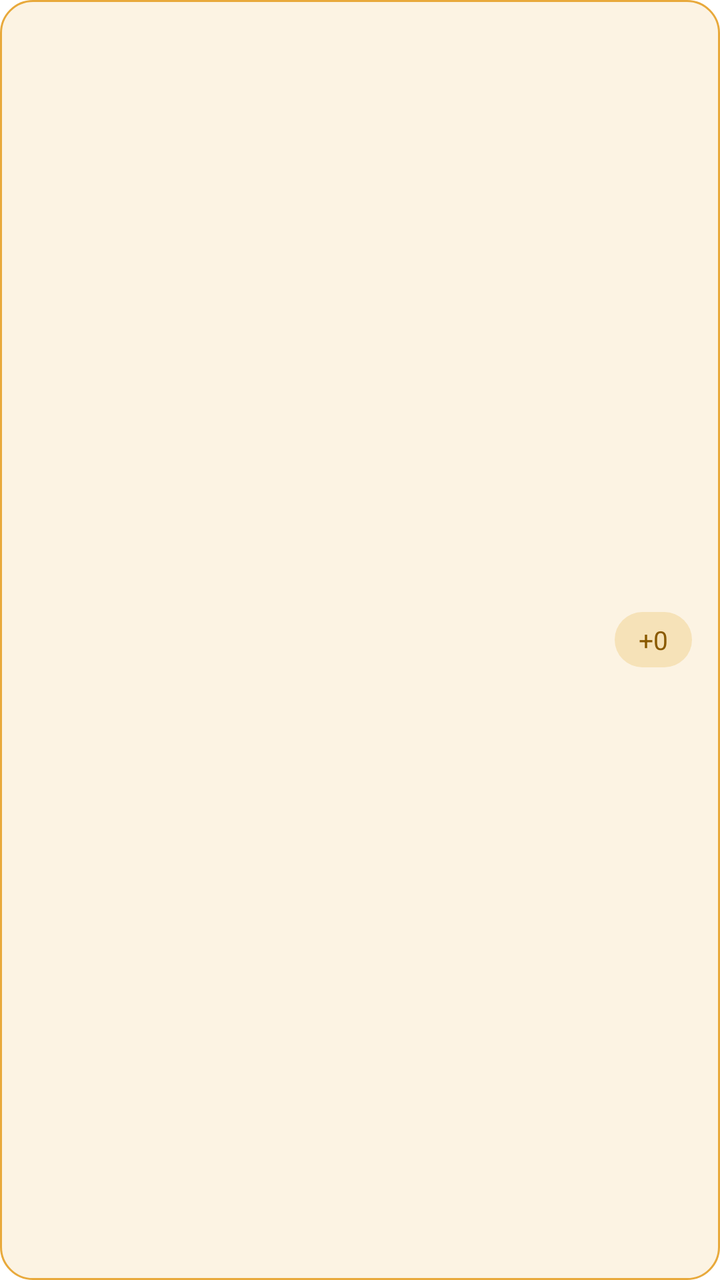
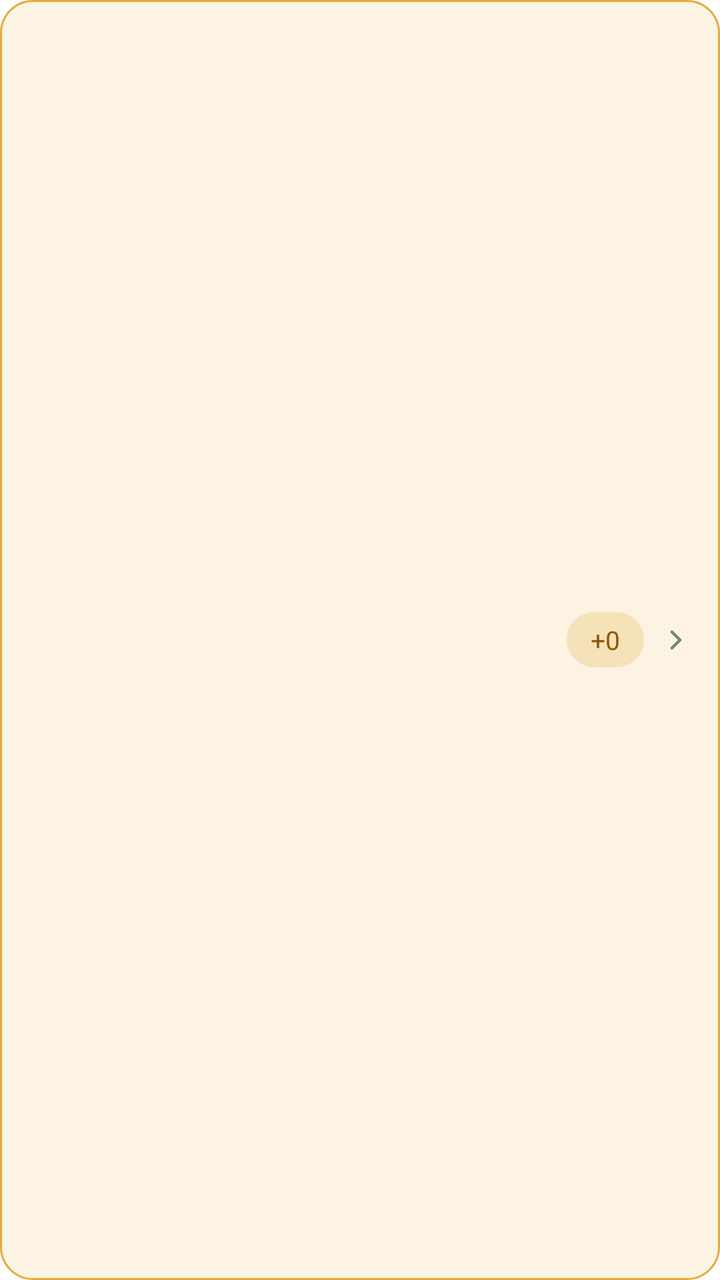

Two renders of the same Android screen: before a commit and after it. Below are the layout's source before the change and the commit's diff.
<!-- AndroidManifest.xml: application theme Theme.ViewGrow.Starting -->
<!-- res/layout/item_history_quiet.xml -->
<?xml version="1.0" encoding="utf-8"?>
<LinearLayout xmlns:android="http://schemas.android.com/apk/res/android"
    android:layout_width="match_parent"
    android:layout_height="wrap_content"
    android:layout_marginBottom="10dp"
    android:background="@drawable/bg_card_quiet"
    android:gravity="center_vertical"
    android:orientation="horizontal"
    android:padding="14dp">

    <LinearLayout
        android:layout_width="0dp"
        android:layout_height="wrap_content"
        android:layout_weight="1"
        android:orientation="vertical">
        <TextView
            android:id="@+id/h_date"
            android:layout_width="wrap_content"
            android:layout_height="wrap_content"
            android:tag="semibold"
            android:textColor="@color/dark"
            android:textSize="14sp" />
        <TextView
            android:id="@+id/h_sub"
            android:layout_width="wrap_content"
            android:layout_height="wrap_content"
            android:layout_marginTop="1dp"
            android:textColor="@color/amber_text"
            android:textSize="11.5sp" />
    </LinearLayout>

    <TextView
        android:id="@+id/h_count"
        android:layout_width="wrap_content"
        android:layout_height="wrap_content"
        android:background="@drawable/bg_tag_amber"
        android:paddingStart="12dp"
        android:paddingTop="5dp"
        android:paddingEnd="12dp"
        android:paddingBottom="5dp"
        android:tag="bold"
        android:text="+0"
        android:textColor="@color/amber_text"
        android:textSize="13sp" />
</LinearLayout>
<!-- resources referenced by this layout -->
<resources>
  <color name="amber_text">#8A5A00</color>
  <color name="dark">#111B21</color>
  <!-- drawable bg_card_quiet (drawable) -->
  <?xml version="1.0" encoding="utf-8"?>
  <shape xmlns:android="http://schemas.android.com/apk/res/android" android:shape="rectangle">
      <solid android:color="@color/amber_bg" />
      <stroke android:width="1dp" android:color="@color/amber" />
      <corners android:radius="16dp" />
  </shape>
  <!-- drawable bg_tag_amber (drawable) -->
  <?xml version="1.0" encoding="utf-8"?>
  <shape xmlns:android="http://schemas.android.com/apk/res/android" android:shape="rectangle">
      <solid android:color="@color/amber_tag" />
      <corners android:radius="100dp" />
  </shape>
  <style name="Theme.ViewGrow.Starting" parent="Theme.SplashScreen">
          <item name="windowSplashScreenBackground">@color/splash_bg</item>
          <item name="windowSplashScreenAnimatedIcon">@drawable/splash_icon</item>
          <item name="postSplashScreenTheme">@style/Theme.ViewGrow</item>
      </style>
  <color name="amber_bg">#FCF3E3</color>
  <color name="amber">#E8A93B</color>
  <color name="amber_tag">#F6E2B8</color>
  <color name="splash_bg">#111B21</color>
  <!-- drawable splash_icon: png bitmap (drawable-nodpi, 88772 bytes) -->
  <style name="Theme.ViewGrow" parent="Theme.MaterialComponents.DayNight.NoActionBar">
          <item name="colorPrimary">@color/green</item>
          <item name="colorSurface">@color/surface</item>
          <item name="colorOnSurface">@color/dark</item>
          <item name="colorPrimaryVariant">@color/green_dark</item>
          <item name="colorOnPrimary">@color/white</item>
          <item name="colorSecondary">@color/green</item>
          <item name="colorControlActivated">@color/green</item>
          <item name="android:windowBackground">@color/surface</item>
          <item name="android:statusBarColor">@android:color/transparent</item>
          <item name="android:navigationBarColor">@color/surface</item>
          <item name="android:windowLightStatusBar">false</item>
      </style>
  <color name="green">#1FAA59</color>
  <color name="surface">#FFFFFF</color>
  <color name="green_dark">#158245</color>
  <color name="white">#FFFFFF</color>
</resources>

<!-- the commit's change to res/layout/item_history_quiet.xml (unified diff, before → after) -->
@@ -42,4 +42,11 @@
         android:text="+0"
         android:textColor="@color/amber_text"
         android:textSize="13sp" />
+    
+    <ImageView
+        android:layout_width="16dp"
+        android:layout_height="16dp"
+        android:layout_marginStart="8dp"
+        android:contentDescription="@null"
+        android:src="@drawable/ic_chevron_right" />
 </LinearLayout>
<!-- resource entries referenced after the edit -->
@@ -15,6 +15,21 @@
       <solid android:color="@color/amber_tag" />
       <corners android:radius="100dp" />
   </shape>
+  <!-- drawable ic_chevron_right (drawable) -->
+  <?xml version="1.0" encoding="utf-8"?>
+  <vector xmlns:android="http://schemas.android.com/apk/res/android"
+      android:width="16dp"
+      android:height="16dp"
+      android:viewportWidth="24"
+      android:viewportHeight="24">
+      <path
+          android:fillColor="#00000000"
+          android:pathData="M9,6l6,6 -6,6"
+          android:strokeColor="@color/text2"
+          android:strokeLineCap="round"
+          android:strokeLineJoin="round"
+          android:strokeWidth="2.2" />
+  </vector>
   <style name="Theme.ViewGrow.Starting" parent="Theme.SplashScreen">
           <item name="windowSplashScreenBackground">@color/splash_bg</item>
           <item name="windowSplashScreenAnimatedIcon">@drawable/splash_icon</item>
@@ -23,6 +38,7 @@
   <color name="amber_bg">#FCF3E3</color>
   <color name="amber">#E8A93B</color>
   <color name="amber_tag">#F6E2B8</color>
+  <color name="text2">#7A8580</color>
   <color name="splash_bg">#111B21</color>
   <!-- drawable splash_icon: png bitmap (drawable-nodpi, 88772 bytes) -->
   <style name="Theme.ViewGrow" parent="Theme.MaterialComponents.DayNight.NoActionBar">
